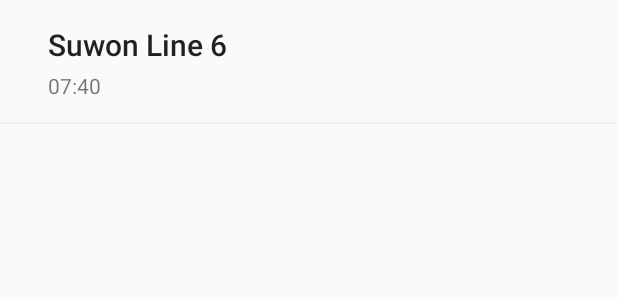
After one commit to goldforestdev/CommuterBus, an Android app: the layout item_bus_list.xml on its own in the app's theme, with its tools: preview values and no code run, on a phone screen of 412 x 824 dp. The commit adds this screen. Shown: the top 300 px of the screen. Run offline under Robolectric (Android 15) with nearby library versions, the phone set to English and light mode, and no system bars.

Commit message:
DB Bus list 표시 하기 구현 중(변경된 Interface로 합치기 위해 임시 코드 업로드)

```diff
--- a/app/src/main/java/com/hppk/sw/hppkcommuterbus/ui/MainActivity.kt
+++ b/app/src/main/java/com/hppk/sw/hppkcommuterbus/ui/MainActivity.kt
@@ -24,7 +24,6 @@ class MainActivity : AppCompatActivity() {
         get() = busLineDBData
 
     companion object {
-
         private val TAG = this::class.java.simpleName
     }
 
--- a/app/src/main/java/com/hppk/sw/hppkcommuterbus/ui/buslines/BusLinesContract.kt
+++ b/app/src/main/java/com/hppk/sw/hppkcommuterbus/ui/buslines/BusLinesContract.kt
@@ -7,6 +7,5 @@ interface BusLinesContract {
     }
 
     interface Presenter {
-
     }
 }
--- /dev/null
+++ b/app/src/main/res/layout/item_bus_list.xml
@@ -0,0 +1,43 @@
+<?xml version="1.0" encoding="utf-8"?>
+<androidx.constraintlayout.widget.ConstraintLayout xmlns:android="http://schemas.android.com/apk/res/android"
+    xmlns:app="http://schemas.android.com/apk/res-auto"
+    xmlns:tools="http://schemas.android.com/tools"
+    android:layout_width="match_parent"
+    android:layout_height="wrap_content">
+
+
+    <TextView
+        android:id="@+id/tvBusLineName"
+        android:layout_width="wrap_content"
+        android:layout_height="wrap_content"
+        android:layout_marginStart="32dp"
+        android:layout_marginTop="16dp"
+        android:layout_marginBottom="2dp"
+        style="@style/TextAppearance.AppCompat.Title"
+        app:layout_constraintVertical_chainStyle="packed"
+        app:layout_constraintTop_toTopOf="parent"
+        app:layout_constraintBottom_toTopOf="@id/tvBusStart"
+        app:layout_constraintStart_toStartOf="parent"
+        tools:text="Suwon Line 6" />
+
+    <TextView
+        android:id="@+id/tvBusStart"
+        android:layout_width="wrap_content"
+        android:layout_height="wrap_content"
+        android:layout_marginBottom="16dp"
+        android:layout_marginTop="2dp"
+        app:layout_constraintTop_toBottomOf="@id/tvBusLineName"
+        app:layout_constraintBottom_toBottomOf="parent"
+        app:layout_constraintStart_toStartOf="@id/tvBusLineName"
+        tools:text="07:40" />
+
+    <View
+        android:id="@+id/divider"
+        android:layout_width="0dp"
+        android:layout_height="1dp"
+        android:background="@color/grayLight"
+        app:layout_constraintStart_toStartOf="parent"
+        app:layout_constraintEnd_toEndOf="parent"
+        app:layout_constraintBottom_toBottomOf="parent"/>
+
+</androidx.constraintlayout.widget.ConstraintLayout>
--- a/app/src/main/res/values/strings.xml
+++ b/app/src/main/res/values/strings.xml
@@ -1,5 +1,6 @@
 <resources>
     <string name="app_name">HPPK Commuter Bus</string>
+    <string name="start">start</string>
 
     <!-- TODO: Remove or change this placeholder text -->
     <string name="hello_blank_fragment">Hello blank fragment</string>
```
Also changed, not shown: app/src/main/java/com/hppk/sw/hppkcommuterbus/ui/buslines/BusLinesAdapter.kt (+37 -12 lines), app/src/main/java/com/hppk/sw/hppkcommuterbus/ui/buslines/BusLinesFragment.kt (+21 -1 lines), app/src/main/java/com/hppk/sw/hppkcommuterbus/util/Utils.kt (added, +17 -0 lines), app/src/main/res/layout/fragment_bus_lines.xml (+46 -6 lines), 1 other file.
